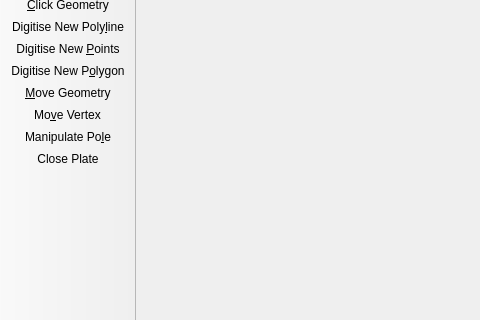
First picture: the form in src/qt-widgets/ViewportWindowUi.ui, repository GPlates/GPlates, before the edit; both pictures show x 0 to 480 and y 82 to 402 of the 724 by 600 pixel window.
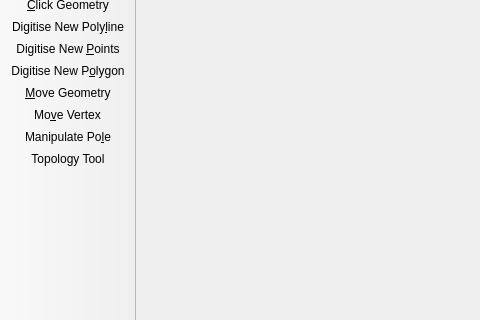
Second picture: the form after the edit. Icons and pictures are not drawn.

Commit message: Continued cleaning up of topology tools.

Patch:
```diff
--- a/src/qt-widgets/ViewportWindowUi.ui
+++ b/src/qt-widgets/ViewportWindowUi.ui
@@ -1090,10 +1090,10 @@
      <normaloff>:/select_plate_35.png</normaloff>:/select_plate_35.png</iconset>
    </property>
    <property name="text" >
-    <string>Close Plate</string>
+    <string>Topology Tool</string>
    </property>
    <property name="iconText" >
-    <string>Close Plate</string>
+    <string>Topology Tool</string>
    </property>
    <property name="toolTip" >
     <string>Close Plate</string>
```
Left out of the diff: 2 changed lines with no effect on the pictures. The commit also changes 10 other files.
